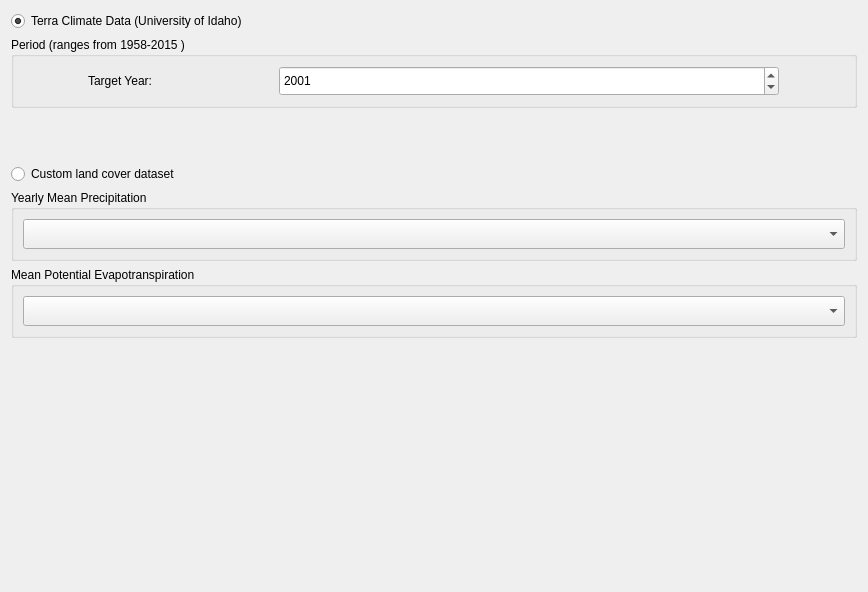
First picture: the form in LDMP/gui/WidgetCQISetup.ui, repository LocateIT/trends.earth, before the edit.
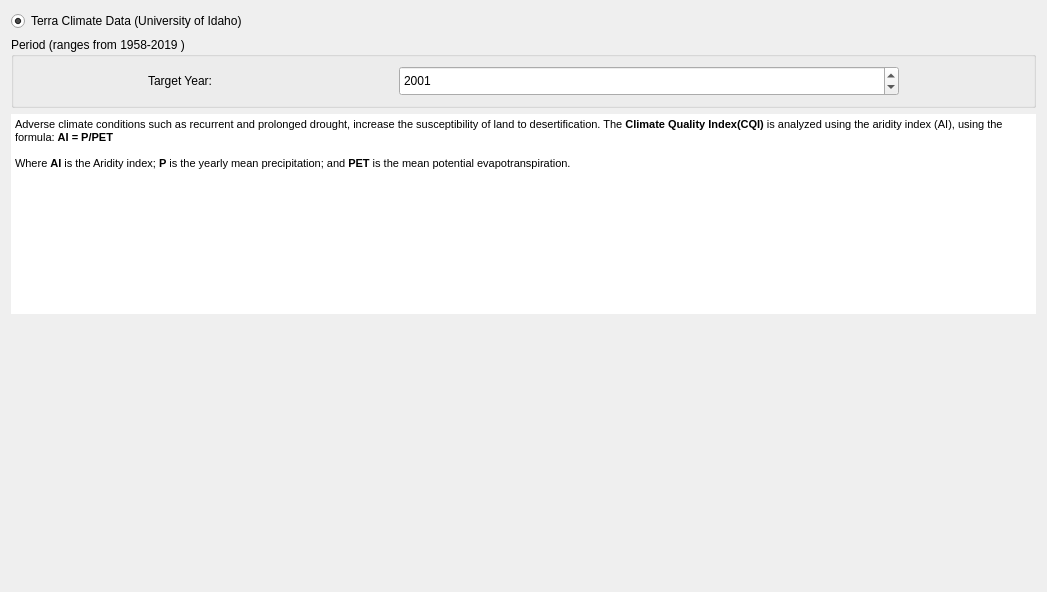
Second picture: the form after the edit. Custom widgets are drawn as their Qt base class.

Diff of the .ui file:
```diff
--- a/LDMP/gui/WidgetCQISetup.ui
+++ b/LDMP/gui/WidgetCQISetup.ui
@@ -6,7 +6,7 @@
    <rect>
     <x>0</x>
     <y>0</y>
-    <width>868</width>
+    <width>1047</width>
     <height>592</height>
    </rect>
   </property>
@@ -30,7 +30,7 @@
       <bool>true</bool>
      </property>
      <property name="title">
-      <string>Period (ranges from 1958-2015 )</string>
+      <string>Period (ranges from 1958-2019 )</string>
      </property>
      <layout class="QHBoxLayout" name="horizontalLayout">
       <item>
@@ -80,7 +80,7 @@
         </property>
         <property name="maximumDate">
          <date>
-          <year>2015</year>
+          <year>2019</year>
           <month>12</month>
           <day>31</day>
          </date>
@@ -107,6 +107,34 @@
      </layout>
     </widget>
    </item>
+   <item>
+    <widget class="QTextBrowser" name="textBrowser">
+     <property name="enabled">
+      <bool>true</bool>
+     </property>
+     <property name="maximumSize">
+      <size>
+       <width>16777215</width>
+       <height>200</height>
+      </size>
+     </property>
+     <property name="autoFillBackground">
+      <bool>true</bool>
+     </property>
+     <property name="frameShape">
+      <enum>QFrame::NoFrame</enum>
+     </property>
+     <property name="html">
+      <string>&lt;!DOCTYPE HTML PUBLIC &quot;-//W3C//DTD HTML 4.0//EN&quot; &quot;http://www.w3.org/TR/REC-html40/strict.dtd&quot;&gt;
+&lt;html&gt;&lt;head&gt;&lt;meta name=&quot;qrichtext&quot; content=&quot;1&quot; /&gt;&lt;style type=&quot;text/css&quot;&gt;
+p, li { white-space: pre-wrap; }
+&lt;/style&gt;&lt;/head&gt;&lt;body style=&quot; font-family:'MS Shell Dlg 2'; font-size:8pt; font-weight:400; font-style:normal;&quot;&gt;
+&lt;p style=&quot; margin-top:0px; margin-bottom:0px; margin-left:0px; margin-right:0px; -qt-block-indent:0; text-indent:0px;&quot;&gt;Adverse climate conditions such as recurrent and prolonged drought, increase the susceptibility of land to desertification. The &lt;span style=&quot; font-weight:600;&quot;&gt;Climate Quality Index(CQI)&lt;/span&gt; is analyzed using the aridity index (AI), using the formula: &lt;span style=&quot; font-weight:600;&quot;&gt;AI = P/PET&lt;/span&gt; &lt;/p&gt;
+&lt;p style=&quot;-qt-paragraph-type:empty; margin-top:0px; margin-bottom:0px; margin-left:0px; margin-right:0px; -qt-block-indent:0; text-indent:0px;&quot;&gt;&lt;br /&gt;&lt;/p&gt;
+&lt;p style=&quot; margin-top:0px; margin-bottom:0px; margin-left:0px; margin-right:0px; -qt-block-indent:0; text-indent:0px;&quot;&gt;Where &lt;span style=&quot; font-weight:600;&quot;&gt;AI&lt;/span&gt; is the Aridity index; &lt;span style=&quot; font-weight:600;&quot;&gt;P&lt;/span&gt; is the yearly mean precipitation; and &lt;span style=&quot; font-weight:600;&quot;&gt;PET&lt;/span&gt; is the mean potential evapotranspiration.&lt;/p&gt;&lt;/body&gt;&lt;/html&gt;</string>
+     </property>
+    </widget>
+   </item>
    <item>
     <spacer name="horizontalSpacer">
      <property name="orientation">
@@ -120,81 +148,6 @@
      </property>
     </spacer>
    </item>
-   <item>
-    <widget class="QRadioButton" name="use_custom">
-     <property name="text">
-      <string>Custom land cover dataset</string>
-     </property>
-    </widget>
-   </item>
-   <item>
-    <widget class="QGroupBox" name="groupBox_custom_prec">
-     <property name="enabled">
-      <bool>true</bool>
-     </property>
-     <property name="title">
-      <string>Yearly Mean Precipitation</string>
-     </property>
-     <layout class="QGridLayout" name="gridLayout_4">
-      <item row="0" column="1">
-       <widget class="WidgetDataIOSelectTELayerImport" name="use_custom_prec">
-        <property name="enabled">
-         <bool>true</bool>
-        </property>
-        <property name="sizePolicy">
-         <sizepolicy hsizetype="Preferred" vsizetype="Minimum">
-          <horstretch>0</horstretch>
-          <verstretch>0</verstretch>
-         </sizepolicy>
-        </property>
-        <property name="minimumSize">
-         <size>
-          <width>0</width>
-          <height>30</height>
-         </size>
-        </property>
-        <property name="layer_type" stdset="0">
-         <string notr="true">Land cover (7 class)</string>
-        </property>
-       </widget>
-      </item>
-     </layout>
-    </widget>
-   </item>
-   <item>
-    <widget class="QGroupBox" name="groupBox_custom_pet">
-     <property name="enabled">
-      <bool>true</bool>
-     </property>
-     <property name="title">
-      <string>Mean Potential Evapotranspiration</string>
-     </property>
-     <layout class="QGridLayout" name="gridLayout_6">
-      <item row="0" column="1">
-       <widget class="WidgetDataIOSelectTELayerImport" name="use_custom_pet">
-        <property name="enabled">
-         <bool>true</bool>
-        </property>
-        <property name="sizePolicy">
-         <sizepolicy hsizetype="Preferred" vsizetype="Minimum">
-          <horstretch>0</horstretch>
-          <verstretch>0</verstretch>
-         </sizepolicy>
-        </property>
-        <property name="minimumSize">
-         <size>
-          <width>0</width>
-          <height>30</height>
-         </size>
-        </property>
-        <property name="layer_type" stdset="0">
-         <string notr="true">Land cover (7 class)</string>
-        </property>
-       </widget>
-      </item>
-     </layout>
-    </widget>
-   </item>
    <item>
     <spacer name="verticalSpacer">
      <property name="orientation">
@@ -213,13 +166,6 @@
    </item>
   </layout>
  </widget>
- <customwidgets>
-  <customwidget>
-   <class>WidgetDataIOSelectTELayerImport</class>
-   <extends>QComboBox</extends>
-   <header>LDMP/data_io</header>
-  </customwidget>
- </customwidgets>
  <resources/>
  <connections/>
 </ui>
```
Left out of the diff: 3 changed lines with no effect on the pictures.
